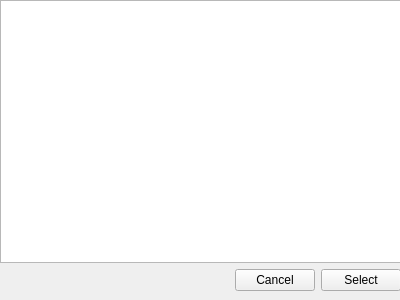
The window that tagselectview.ui (grastvei007/tagsystem) describes before a commit, drawn with Qt 5.
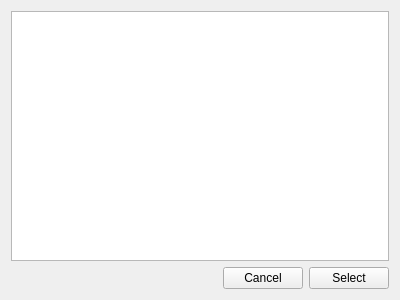
The same window after the commit. Custom widgets are drawn as their Qt base class.

Commit message: hookup tagsocket to tag from gui

Diff of the .ui file:
```diff
--- a/tagselectview.ui
+++ b/tagselectview.ui
@@ -10,56 +10,55 @@
     <height>300</height>
    </rect>
   </property>
+  <property name="sizePolicy">
+   <sizepolicy hsizetype="Expanding" vsizetype="Expanding">
+    <horstretch>0</horstretch>
+    <verstretch>0</verstretch>
+   </sizepolicy>
+  </property>
   <property name="windowTitle">
    <string>Form</string>
   </property>
-  <widget class="QWidget" name="">
-   <property name="geometry">
-    <rect>
-     <x>0</x>
-     <y>0</y>
-     <width>401</width>
-     <height>291</height>
-    </rect>
-   </property>
    <layout class="QGridLayout" name="gridLayout">
-    <item row="0" column="0">
-     <widget class="QTableView" name="mTableView"/>
+   <item row="1" column="1">
+    <widget class="QPushButton" name="mCancel">
+     <property name="text">
+      <string>Cancel</string>
+     </property>
+    </widget>
+   </item>
+   <item row="1" column="2">
+    <widget class="QPushButton" name="mSelect">
+     <property name="text">
+      <string>Select</string>
+     </property>
+    </widget>
     </item>
     <item row="1" column="0">
-     <layout class="QHBoxLayout" name="horizontalLayout">
-      <item>
        <spacer name="horizontalSpacer">
         <property name="orientation">
          <enum>Qt::Horizontal</enum>
         </property>
         <property name="sizeHint" stdset="0">
          <size>
-          <width>40</width>
+       <width>207</width>
           <height>20</height>
          </size>
         </property>
        </spacer>
       </item>
-      <item>
-       <widget class="QPushButton" name="mCancel">
-        <property name="text">
-         <string>Cancel</string>
-        </property>
-       </widget>
-      </item>
-      <item>
-       <widget class="QPushButton" name="mSelect">
-        <property name="text">
-         <string>Select</string>
-        </property>
-       </widget>
-      </item>
-     </layout>
-    </item>
-   </layout>
-  </widget>
- </widget>
+   <item row="0" column="0" colspan="3">
+    <widget class="TableView" name="mTableview"/>
+   </item>
+  </layout>
+ </widget>
+ <customwidgets>
+  <customwidget>
+   <class>TableView</class>
+   <extends>QTableView</extends>
+   <header>tagselectview.h</header>
+  </customwidget>
+ </customwidgets>
  <resources/>
  <connections/>
 </ui>
```
Lines whose indentation alone changed are shown as unchanged. The commit also changes 2 other files.
